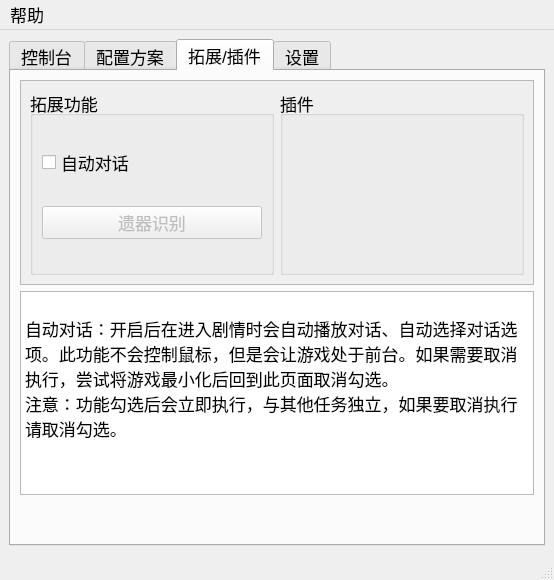
Above: res/ui/main.ui from Shasnow/StarRailAssistant before the change. Below: the same form after it.
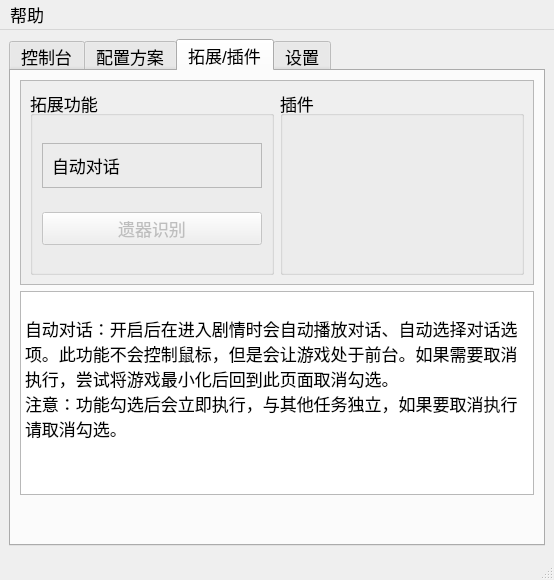
That is the form after the change. The open tabs and pages were chosen to show the change.

Commit message: 修复自动对话相关问题

Diff of the .ui file:
```diff
--- a/res/ui/main.ui
+++ b/res/ui/main.ui
@@ -378,16 +378,6 @@
                <string>拓展功能</string>
               </property>
               <layout class="QGridLayout" name="gridLayout_8">
-               <item row="0" column="0">
-                <widget class="QCheckBox" name="autoplot_checkBox">
-                 <property name="acceptDrops">
-                  <bool>false</bool>
-                 </property>
-                 <property name="text">
-                  <string>自动对话</string>
-                 </property>
-                </widget>
-               </item>
                <item row="1" column="0">
                 <widget class="QPushButton" name="relicsIdentification">
                  <property name="enabled">
@@ -398,6 +388,31 @@
                  </property>
                 </widget>
                </item>
+               <item row="0" column="0">
+                <widget class="QFrame" name="frame_autoplot">
+                 <property name="sizePolicy">
+                  <sizepolicy hsizetype="Preferred" vsizetype="Fixed">
+                   <horstretch>0</horstretch>
+                   <verstretch>0</verstretch>
+                  </sizepolicy>
+                 </property>
+                 <property name="frameShape">
+                  <enum>QFrame::Shape::StyledPanel</enum>
+                 </property>
+                 <property name="frameShadow">
+                  <enum>QFrame::Shadow::Raised</enum>
+                 </property>
+                 <layout class="QHBoxLayout" name="horizontalLayout_2">
+                  <item>
+                   <widget class="QLabel" name="label">
+                    <property name="text">
+                     <string>自动对话</string>
+                    </property>
+                   </widget>
+                  </item>
+                 </layout>
+                </widget>
+               </item>
               </layout>
              </widget>
             </item>
```
Left out of the diff: 2 changed lines with no effect on the pictures. The commit also changes 7 other files.
